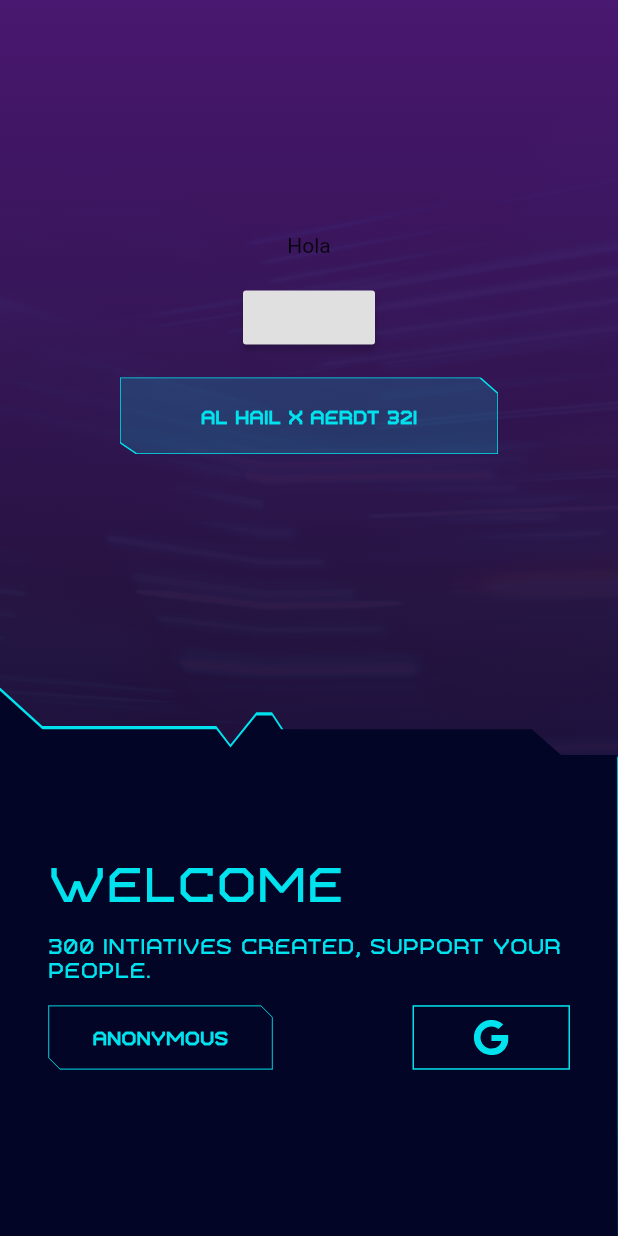
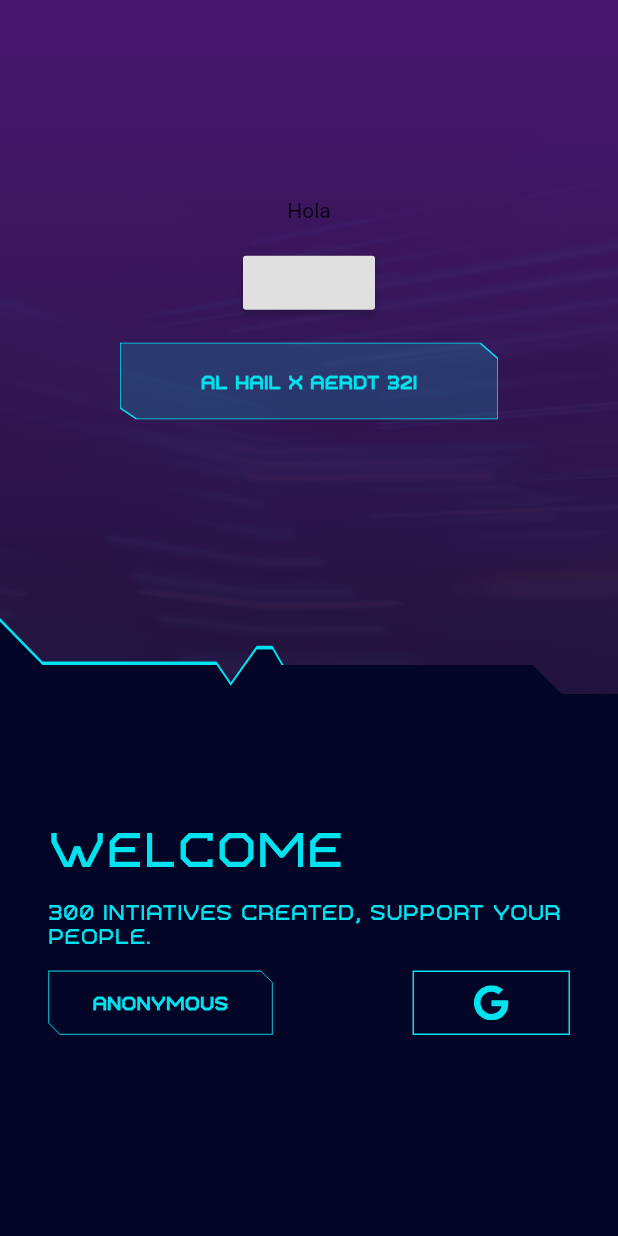
Before and after one commit to PixelaGt/engage, a Flutter app: the screen it shows after launch, on a phone screen of 412 x 824 dp. Run offline on Flutter 3.47's test engine with Material 2 defaults, Android fonts, the phone set to English and light mode, and no system bars; our stand-ins replace cloud_firestore, datetime_picker_formfield, firebase_auth, freezed_annotation, google_sign_in, websafe_svg; accounts and stored records are empty; generated files the repository leaves out were written again.

Commit message:
Loads decoration svg

```diff
--- a/lib/src/ui/screens/login.dart
+++ b/lib/src/ui/screens/login.dart
@@ -25,8 +25,7 @@ class _LoginScreenState extends State<LoginScreen> {
               Expanded(
                 child: LoginHeader(_anonymous),
               ),
-              Align(
-                alignment: Alignment.bottomCenter,
+              Expanded(
                 child: LoginForm(_anonymous, _google),
               )
             ],
--- a/lib/src/ui/widgets/common/cyber_decoration.dart
+++ b/lib/src/ui/widgets/common/cyber_decoration.dart
@@ -10,14 +10,12 @@ class CyberDecoration extends StatelessWidget {
   Widget build(BuildContext context) {
     return Container(
       width: context.width,
-      child: WebsafeSvg.string(
-        svg,
-        fit: BoxFit.contain,
+      height: context.height,
+      child: WebsafeSvg.asset(
+        'assets/svg/cyber-decoration.svg',
+        fit: BoxFit.fill,
         width: context.width,
       ),
     );
   }
 }
-
-const String svg =
-    '<svg viewBox="0.0 0.0 360.5 320.0" ><path transform="translate(0.0, 10.59)" d="M 0 -10.59411430358887 L 24.73958206176758 11.91750431060791 L 126.1690979003906 11.91750431060791 L 134.4170227050781 22.65560913085938 L 143.032958984375 11.91750431060791 L 149.5406799316406 3.826367855072021 L 158.6777038574219 3.826367855072021 L 165.8139953613281 14.71144866943359 L 310.7286376953125 14.71144866943359 L 327.7821960449219 29.8308048248291 L 360.4667358398438 29.8308048248291 L 360 309.4058532714844 L 0 309.4058532714844 L 0 -10.59411430358887 Z" fill="#00e3ee" stroke="none" stroke-width="1" stroke-miterlimit="4" stroke-linecap="butt" /><path transform="translate(0.0, 12.59)" d="M 0 -10.59411525726318 L 24.73958206176758 11.77680397033691 L 126.1690979003906 11.77680397033691 L 134.4170227050781 22.44779586791992 L 143.032958984375 11.77680397033691 L 149.5406799316406 3.736238479614258 L 158.6777038574219 3.736238479614258 L 163.9761810302734 11.77680397033691 L 310.2619018554688 11.77680397033691 L 327.3154602050781 26.80166435241699 L 360 26.80166435241699 L 360 307.4058837890625 L 0 307.4058837890625 L 0 -10.59411525726318 Z" fill="#020526" stroke="none" stroke-width="1" stroke-miterlimit="4" stroke-linecap="butt" /></svg>';
--- a/lib/src/ui/widgets/login/login_form.dart
+++ b/lib/src/ui/widgets/login/login_form.dart
@@ -10,7 +10,8 @@ class LoginForm extends StatelessWidget {
 
   @override
   Widget build(BuildContext context) {
-    return Stack(
+    return Container(
+      child: Stack(
         children: [
           CyberDecoration(),
           Positioned.fill(
@@ -47,6 +48,7 @@ class LoginForm extends StatelessWidget {
             ),
           ))
         ],
+      ),
     );
   }
 }
--- a/pubspec.yaml
+++ b/pubspec.yaml
@@ -30,6 +30,7 @@ flutter:
   uses-material-design: true
   assets:
     - assets/images/
+    - assets/svg/
   fonts:
     - family: Bios
       fonts:
```
Also changed, not shown: assets/svg/cyber-decoration.svg (added). Lines whose indentation alone changed are shown as unchanged.
